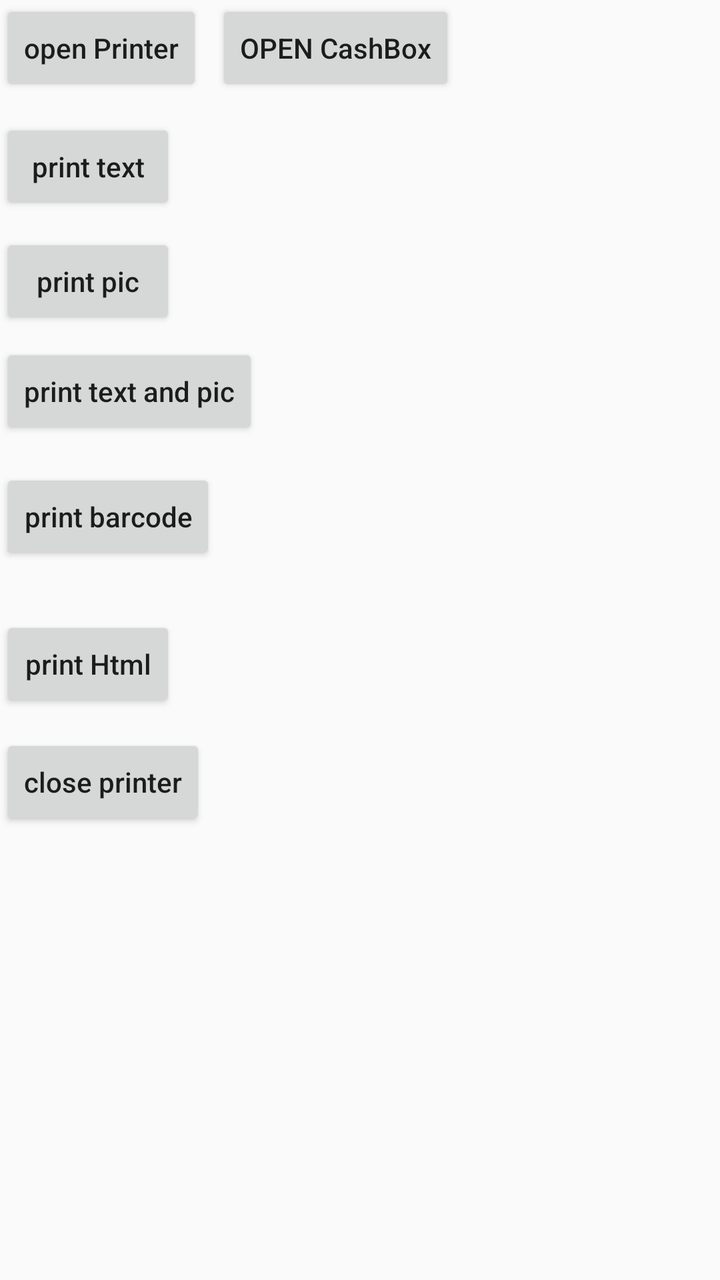
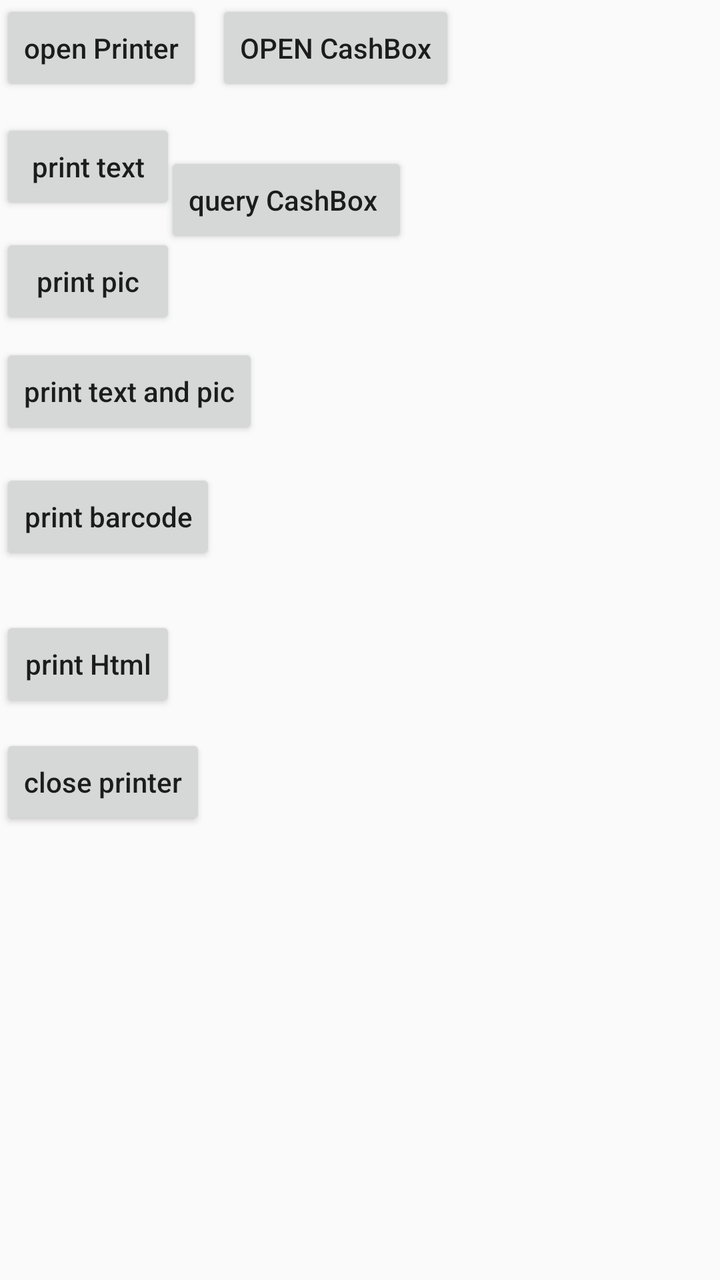

Two renders of the same Android screen: before a commit and after it. Below are the layout's source before the change and the commit's diff.
<!-- AndroidManifest.xml: application theme AppTheme -->
<!-- res/layout/activity_main_land.xml -->
<?xml version="1.0" encoding="utf-8"?>
<androidx.constraintlayout.widget.ConstraintLayout xmlns:android="http://schemas.android.com/apk/res/android"
    xmlns:app="http://schemas.android.com/apk/res-auto"
    xmlns:tools="http://schemas.android.com/tools"
    android:layout_width="match_parent"
    android:layout_height="match_parent"
    android:focusable="true"
    android:focusableInTouchMode="true"
    tools:context="com.cloudpos.d3printer.MainActivity">

    <Button
        android:id="@+id/initPrinter_btn"
        android:layout_width="wrap_content"
        android:layout_height="wrap_content"
        android:onClick="initPrinter"
        android:text="open Printer"
        android:textAllCaps="false"
        app:layout_constraintBottom_toBottomOf="parent"
        app:layout_constraintEnd_toEndOf="parent"
        app:layout_constraintHorizontal_bias="0.0"
        app:layout_constraintStart_toStartOf="parent"
        app:layout_constraintTop_toTopOf="parent"
        app:layout_constraintVertical_bias="0.0" />

    <Button
        android:id="@+id/cmdGpioPwrOn"
        android:layout_width="wrap_content"
        android:layout_height="wrap_content"
        android:onClick="openCashbox"
        android:text="OPEN CashBox"
        android:textAllCaps="false"
        app:layout_constraintBottom_toBottomOf="parent"
        app:layout_constraintEnd_toEndOf="parent"
        app:layout_constraintHorizontal_bias="0.45"
        app:layout_constraintStart_toStartOf="parent"
        app:layout_constraintTop_toTopOf="parent"
        app:layout_constraintVertical_bias="0.0" />

    <Button
        android:id="@+id/printerPrint_btn"
        android:layout_width="wrap_content"
        android:layout_height="wrap_content"
        android:onClick="printerPrint"
        android:text="print text"
        android:textAllCaps="false"
        app:layout_constraintBottom_toBottomOf="parent"
        app:layout_constraintEnd_toEndOf="parent"
        app:layout_constraintHorizontal_bias="0.0"
        app:layout_constraintStart_toStartOf="parent"
        app:layout_constraintTop_toTopOf="parent"
        app:layout_constraintVertical_bias="0.1" />


    <Button
        android:id="@+id/printerPrintSelf_btn"
        android:layout_width="wrap_content"
        android:layout_height="wrap_content"
        android:onClick="printerPrintAndImg"
        android:text="print text and pic"
        android:textAllCaps="false"
        app:layout_constraintBottom_toBottomOf="parent"
        app:layout_constraintEnd_toEndOf="parent"
        app:layout_constraintHorizontal_bias="0.0"
        app:layout_constraintStart_toStartOf="parent"
        app:layout_constraintTop_toTopOf="parent"
        app:layout_constraintVertical_bias="0.29" />

    <Button
        android:id="@+id/printerPrintBarcode_btn"
        android:layout_width="wrap_content"
        android:layout_height="wrap_content"
        android:onClick="printerPrintBarcode"
        android:text="print barcode"
        android:textAllCaps="false"
        app:layout_constraintBottom_toBottomOf="parent"
        app:layout_constraintEnd_toEndOf="parent"
        app:layout_constraintHorizontal_bias="0.0"
        app:layout_constraintStart_toStartOf="parent"
        app:layout_constraintTop_toTopOf="parent"
        app:layout_constraintVertical_bias="0.396" />

    <Button
        android:id="@+id/initialPrinter"
        android:layout_width="wrap_content"
        android:layout_height="wrap_content"
        android:onClick="printImg"
        android:text="print pic"
        android:textAllCaps="false"
        app:layout_constraintBottom_toBottomOf="parent"
        app:layout_constraintEnd_toEndOf="parent"
        app:layout_constraintHorizontal_bias="0.0"
        app:layout_constraintStart_toStartOf="parent"
        app:layout_constraintTop_toTopOf="parent"
        app:layout_constraintVertical_bias="0.197" />

    <Button
        android:id="@+id/printHtml"
        android:layout_width="wrap_content"
        android:layout_height="wrap_content"
        android:onClick="printHtml"
        android:text="print Html"
        android:textAllCaps="false"
        app:layout_constraintBottom_toBottomOf="parent"
        app:layout_constraintEnd_toEndOf="parent"
        app:layout_constraintHorizontal_bias="0.0"
        app:layout_constraintStart_toStartOf="parent"
        app:layout_constraintTop_toTopOf="parent"
        app:layout_constraintVertical_bias="0.52" />

    <Button
        android:id="@+id/closePrinter"
        android:layout_width="wrap_content"
        android:layout_height="wrap_content"
        android:onClick="closePrinter"
        android:text="close printer"
        android:textAllCaps="false"
        app:layout_constraintBottom_toBottomOf="parent"
        app:layout_constraintEnd_toEndOf="parent"
        app:layout_constraintHorizontal_bias="0.0"
        app:layout_constraintStart_toStartOf="parent"
        app:layout_constraintTop_toTopOf="parent"
        app:layout_constraintVertical_bias="0.62" />

    <EditText
        android:id="@+id/editText_1"
        android:layout_width="match_parent"
        android:layout_height="wrap_content"
        android:hint="scan input"
        android:inputType="text"
        android:visibility="gone"
        app:layout_constraintBottom_toBottomOf="parent"
        app:layout_constraintEnd_toEndOf="parent"
        app:layout_constraintHorizontal_bias="1.0"
        app:layout_constraintStart_toStartOf="parent"
        app:layout_constraintTop_toTopOf="parent"
        app:layout_constraintVertical_bias="0.871" />


</androidx.constraintlayout.widget.ConstraintLayout>
<!-- resources referenced by this layout -->
<resources>
  <style name="AppTheme" parent="Theme.AppCompat.Light.DarkActionBar">
          
          <item name="colorPrimary">@color/colorPrimary</item>
          <item name="colorPrimaryDark">@color/colorPrimaryDark</item>
          <item name="colorAccent">@color/colorAccent</item>
      </style>
  <color name="colorPrimary">#6200EE</color>
  <color name="colorPrimaryDark">#3700B3</color>
  <color name="colorAccent">#03DAC5</color>
</resources>

<!-- the commit's change to res/layout/activity_main_land.xml (unified diff, before → after) -->
@@ -32,6 +32,22 @@
         app:layout_constraintBottom_toBottomOf="parent"
         app:layout_constraintEnd_toEndOf="parent"
         app:layout_constraintHorizontal_bias="0.45"
+        app:layout_constraintStart_toStartOf="parent"
+        app:layout_constraintTop_toTopOf="parent"
+        app:layout_constraintVertical_bias="0.0" />
+
+    <Button
+        android:id="@+id/queryStatus"
+        android:layout_width="wrap_content"
+        android:layout_height="wrap_content"
+        android:layout_marginTop="76dp"
+        android:layout_marginEnd="156dp"
+        android:onClick="aueryCashboxStatus"
+        android:text="query CashBox "
+        android:textAllCaps="false"
+        app:layout_constraintBottom_toBottomOf="parent"
+        app:layout_constraintEnd_toEndOf="parent"
+        app:layout_constraintHorizontal_bias="1.0"
         app:layout_constraintStart_toStartOf="parent"
         app:layout_constraintTop_toTopOf="parent"
         app:layout_constraintVertical_bias="0.0" />
